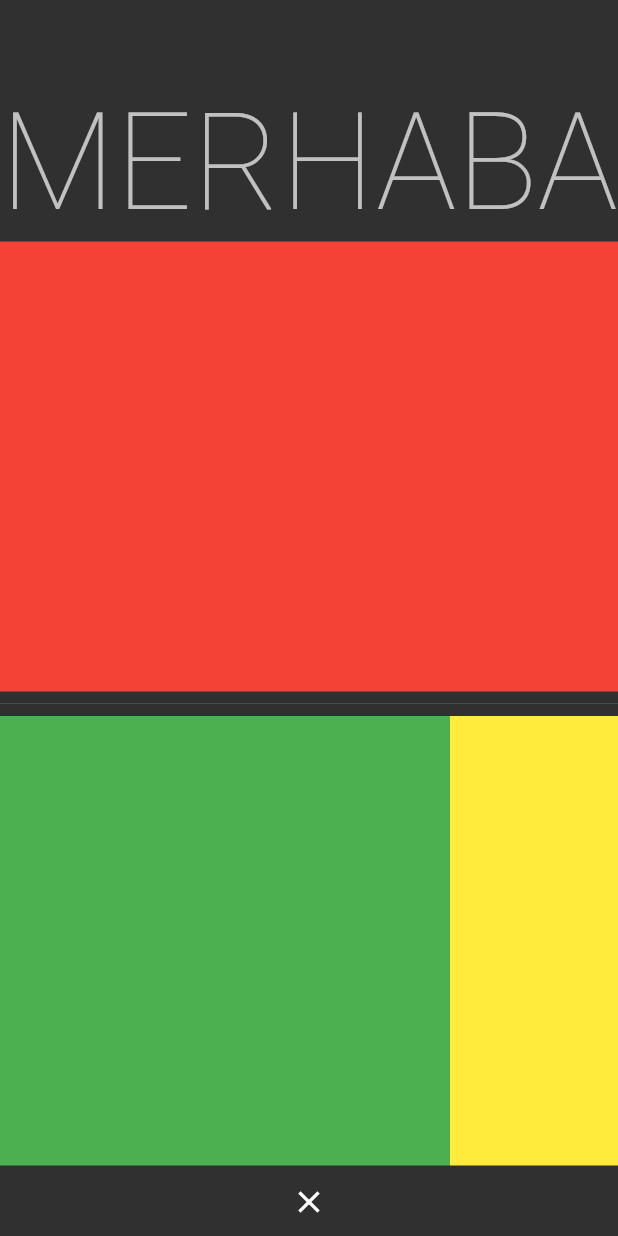
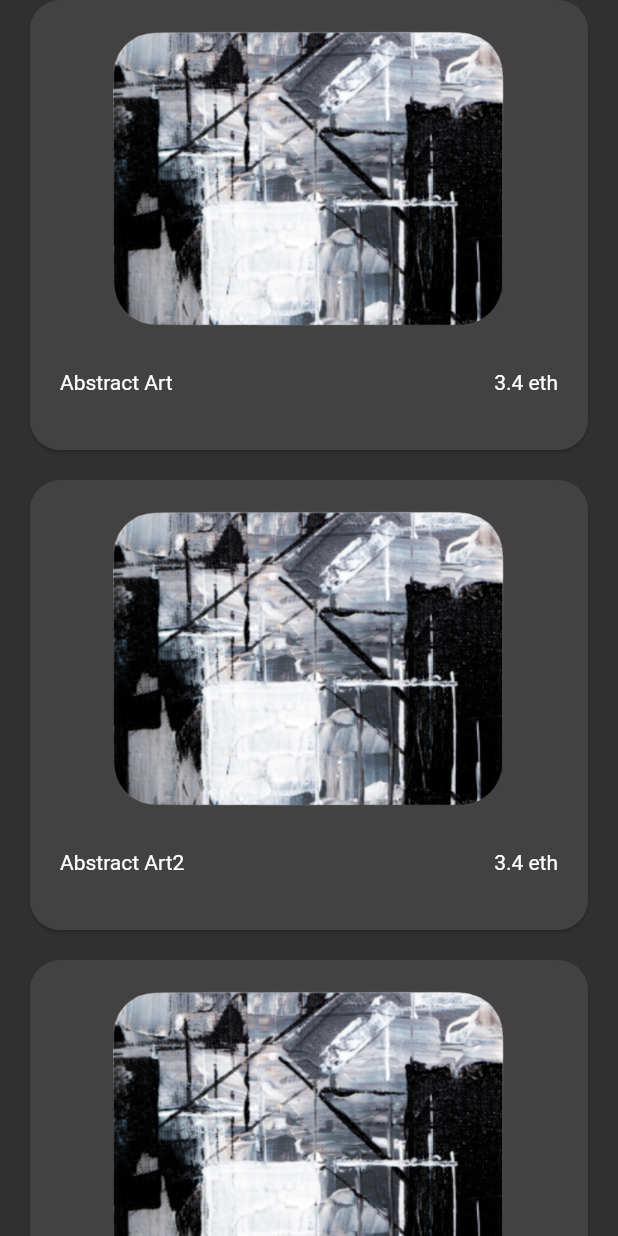
Before and after one commit to kudretdonmez/flutter_learn, a Flutter app: the screen it shows after launch, on a phone screen of 412 x 824 dp. Run offline on Flutter 3.47's test engine with Material 2 defaults, Android fonts, the phone set to English and light mode, and no system bars.

Commit message:
1.9 15:08

```diff
--- /dev/null
+++ b/proje0/lib/101/list_view_builder.dart
@@ -0,0 +1,34 @@
+import 'package:flutter/material.dart';
+
+class ListViewBuilderLearn extends StatefulWidget {
+  const ListViewBuilderLearn({Key? key}) : super(key: key);
+
+  @override
+  State<ListViewBuilderLearn> createState() => _ListViewBuilderLearnState();
+}
+
+class _ListViewBuilderLearnState extends State<ListViewBuilderLearn> {
+  @override
+  Widget build(BuildContext context) {
+    return Scaffold(
+        appBar: AppBar(),
+        body: ListView.separated(
+          separatorBuilder: (context, index) {
+            return const Divider(color: Colors.white);
+          },
+          itemBuilder: (context, index) {
+            print(index);
+            return SizedBox(
+              height: 200,
+              child: Column(
+                children: [
+                  Expanded(child: Image.network('https://picsum.photos/200')),
+                  Text('$index'),
+                ],
+              ),
+            );
+          },
+          itemCount: 15,
+        ));
+  }
+}
--- /dev/null
+++ b/proje0/lib/demos/my_collections_demos.dart
@@ -0,0 +1,114 @@
+import 'package:flutter/material.dart';
+
+class MyCollectionsDemos extends StatefulWidget {
+  const MyCollectionsDemos({Key? key}) : super(key: key);
+
+  @override
+  State<MyCollectionsDemos> createState() => _MyCollectionsDemosState();
+}
+
+class _MyCollectionsDemosState extends State<MyCollectionsDemos> {
+  late final List<CollectionModel> _items;
+  //LATE SONRADAN DEĞER GELECEK DEMEK
+  //late final olursa değişmez demek
+  @override
+  void initState() {
+    super.initState();
+    _items = CollectionsItems().items;
+  }
+
+  @override
+  Widget build(BuildContext context) {
+    return Scaffold(
+      body: ListView.builder(
+        itemCount: _items.length,
+        padding: PaddingUtility().paddingHorizontal,
+        //SOL VE SAĞDAN BOŞLUK
+        itemBuilder: (context, index) {
+          return _CategoryCard(model: _items[index]);
+        },
+      ),
+    );
+  }
+}
+
+class _CategoryCard extends StatelessWidget {
+  const _CategoryCard({
+    Key? key,
+    required CollectionModel model,
+  })  : _model = model,
+        super(key: key);
+
+  final CollectionModel _model;
+
+  @override
+  Widget build(BuildContext context) {
+    return Card(
+      shape: PaddingUtility().shapeCard,
+      margin: PaddingUtility().paddingBottom,
+      child: Padding(
+        padding: PaddingUtility().paddingAll,
+        child: Column(
+          children: [
+            Image.asset(
+              _model.imagePath,
+              fit: BoxFit.cover,
+              height: 200,
+            ),
+            SizedBox(
+              height: 60,
+              child: Padding(
+                padding: PaddingUtility().paddingTop,
+                child: Row(
+                  mainAxisAlignment: MainAxisAlignment.spaceBetween,
+                  children: [
+                    Text(_model.title),
+                    Text('${_model.price} eth'),
+                  ],
+                ),
+              ),
+            )
+          ],
+        ),
+      ),
+    );
+  }
+}
+
+class CollectionModel {
+  final String imagePath;
+  final String title;
+  final double price;
+
+  CollectionModel({required this.imagePath, required this.title, required this.price});
+  // SÜSLÜ PARANTEZ ATIP NAMED YAPIYORUZ. GELEN DATA BİRBİRİYLE EŞLEŞSİN
+  //CREATE CONTRUCTOR DİYORUZ
+}
+
+class PaddingUtility {
+  final paddingTop = const EdgeInsets.only(top: 10);
+  final paddingBottom = const EdgeInsets.only(bottom: 20);
+  final paddingAll = const EdgeInsets.all(20.0);
+  final paddingHorizontal = const EdgeInsets.symmetric(horizontal: 20);
+  final shapeCard = RoundedRectangleBorder(borderRadius: BorderRadius.circular(20));
+}
+
+class CollectionsItems {
+  late final List<CollectionModel> items;
+
+  CollectionsItems() {
+    items = [
+      CollectionModel(imagePath: ProjectImages.imageCollection, title: 'Abstract Art', price: 3.4),
+      CollectionModel(imagePath: ProjectImages.imageCollection2, title: 'Abstract Art2', price: 3.4),
+      CollectionModel(imagePath: ProjectImages.imageCollection3, title: 'Abstract Art3', price: 3.4),
+      CollectionModel(imagePath: ProjectImages.imageCollection4, title: 'Abstract Art4', price: 3.4),
+    ];
+  }
+}
+
+class ProjectImages {
+  static const imageCollection = 'assets/png/image_collection.png';
+  static const imageCollection2 = 'assets/png/image_collection.png';
+  static const imageCollection3 = 'assets/png/image_collection.png';
+  static const imageCollection4 = 'assets/png/image_collection.png';
+}
--- a/proje0/lib/main.dart
+++ b/proje0/lib/main.dart
@@ -1,5 +1,5 @@
 import 'package:flutter/material.dart';
-import '101/list_view_learn.dart';
+import 'demos/my_collections_demos.dart';
 
 void main() {
   runApp(const MyApp());
@@ -30,7 +30,7 @@ class MyApp extends StatelessWidget {
         ),
       ),
       // 101 deki .dart dosyalarına bağlanmak için aşağısını değiştiriyoruz.
-      home: const ListViewLearn(),
+      home: const MyCollectionsDemos(),
     );
   }
 }
```
Also changed, not shown: proje0/assets/png/image_collection.png (added).
